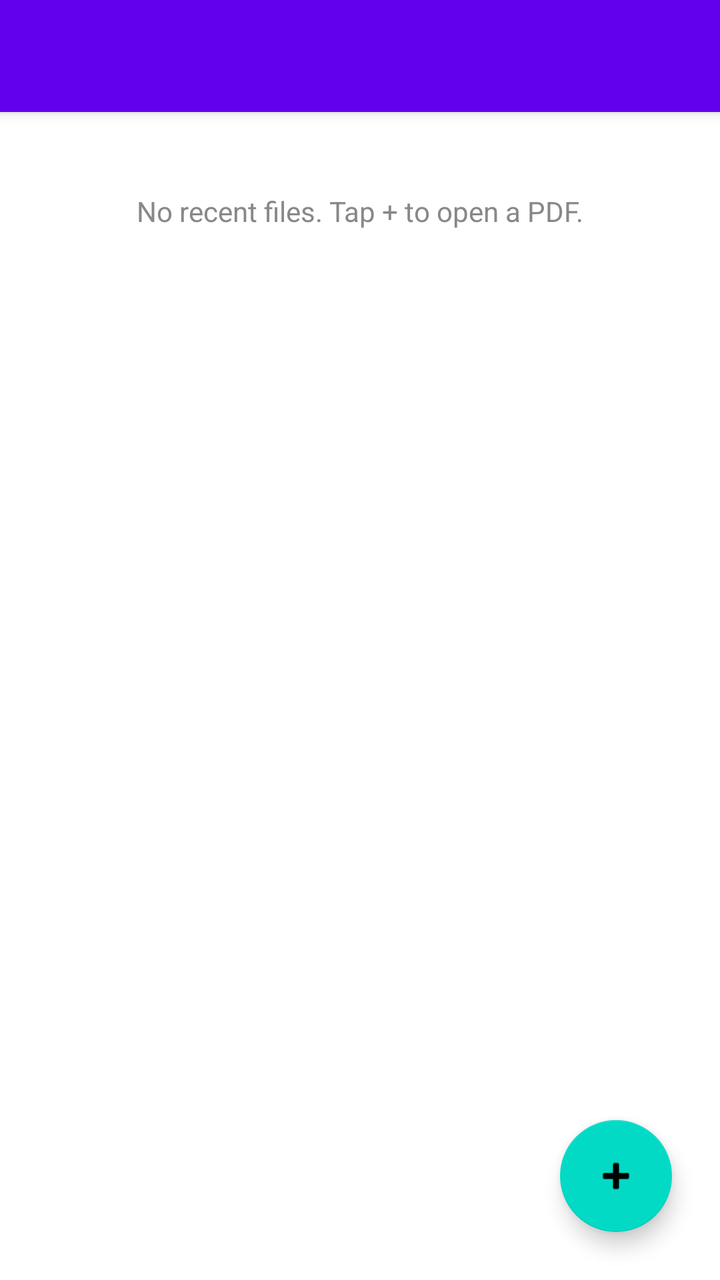
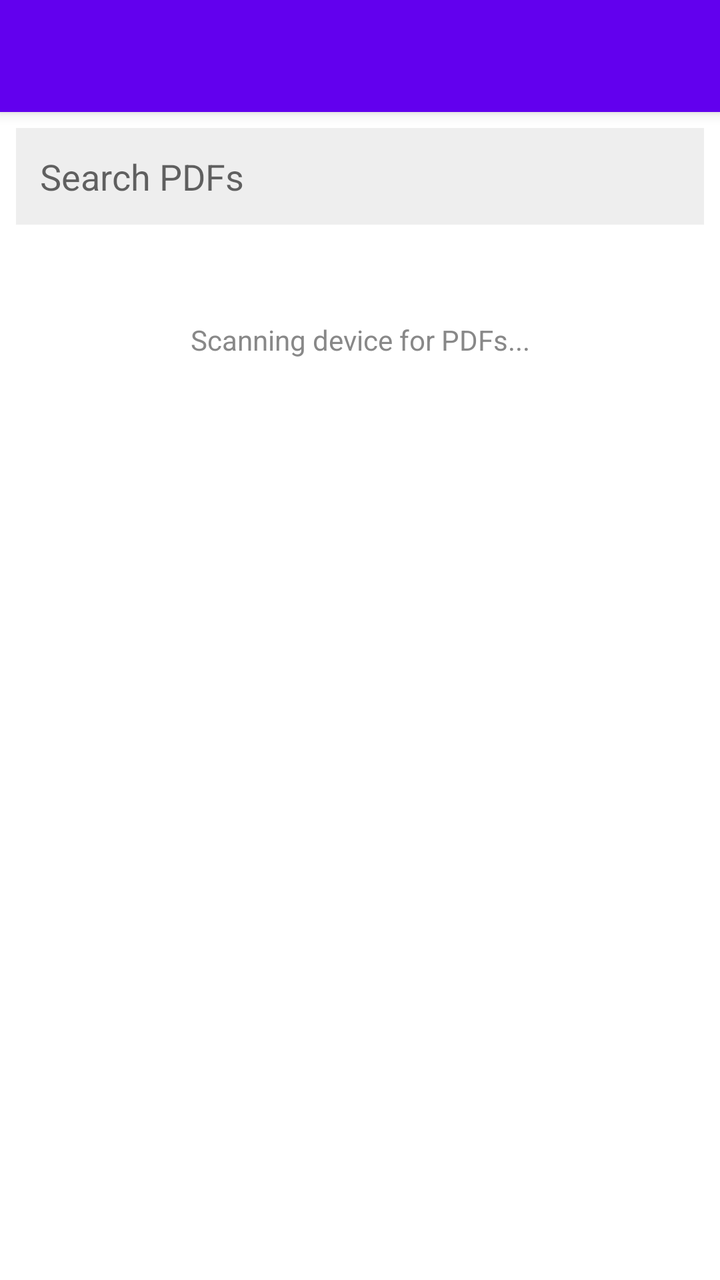

Two renders of the same Android screen: before a commit and after it. Below are the layout's source before the change and the commit's diff.
<!-- AndroidManifest.xml: application theme Theme.MaterialComponents.DayNight.NoActionBar -->
<!-- res/layout/activity_main.xml -->
<androidx.coordinatorlayout.widget.CoordinatorLayout
    xmlns:android="http://schemas.android.com/apk/res/android"
    android:layout_width="match_parent"
    android:layout_height="match_parent">

    <LinearLayout
        android:layout_width="match_parent"
        android:layout_height="match_parent"
        android:orientation="vertical">

        <androidx.appcompat.widget.Toolbar
            android:id="@+id/toolbar"
            android:layout_width="match_parent"
            android:layout_height="?attr/actionBarSize"
            android:background="?attr/colorPrimary"
            android:elevation="4dp"
            android:title="PDF Viewer"
            android:titleTextColor="@android:color/white" />

        <TextView
            android:id="@+id/emptyText"
            android:layout_width="match_parent"
            android:layout_height="wrap_content"
            android:layout_marginTop="40dp"
            android:gravity="center"
            android:text="No recent files. Tap + to open a PDF."
            android:textColor="#888" />

        <androidx.recyclerview.widget.RecyclerView
            android:id="@+id/recentList"
            android:layout_width="match_parent"
            android:layout_height="match_parent" />
    </LinearLayout>

    <com.google.android.material.floatingactionbutton.FloatingActionButton
        android:id="@+id/fabOpen"
        android:layout_width="wrap_content"
        android:layout_height="wrap_content"
        android:layout_gravity="bottom|end"
        android:layout_margin="24dp"
        android:src="@android:drawable/ic_input_add" />
</androidx.coordinatorlayout.widget.CoordinatorLayout>
<!-- resources referenced by this layout -->
<resources>

</resources>

<!-- the commit's change to res/layout/activity_main.xml (unified diff, before → after) -->
@@ -17,26 +17,38 @@
             android:title="PDF Viewer"
             android:titleTextColor="@android:color/white" />
 
+        <EditText
+            android:id="@+id/searchBox"
+            android:layout_width="match_parent"
+            android:layout_height="wrap_content"
+            android:layout_margin="8dp"
+            android:padding="12dp"
+            android:background="#EEEEEE"
+            android:hint="Search PDFs"
+            android:inputType="text"
+            android:singleLine="true" />
+
         <TextView
             android:id="@+id/emptyText"
             android:layout_width="match_parent"
             android:layout_height="wrap_content"
-            android:layout_marginTop="40dp"
+            android:layout_marginTop="24dp"
             android:gravity="center"
-            android:text="No recent files. Tap + to open a PDF."
+            android:padding="16dp"
+            android:text="Scanning device for PDFs..."
             android:textColor="#888" />
 
         <androidx.recyclerview.widget.RecyclerView
             android:id="@+id/recentList"
             android:layout_width="match_parent"
-            android:layout_height="match_parent" />
+            android:layout_height="0dp"
+            android:layout_weight="1" />
+
+        <FrameLayout
+            android:id="@+id/bannerContainer"
+            android:layout_width="match_parent"
+            android:layout_height="wrap_content"
+            android:gravity="center"
+            android:background="#F5F5F5" />
     </LinearLayout>
-
-    <com.google.android.material.floatingactionbutton.FloatingActionButton
-        android:id="@+id/fabOpen"
-        android:layout_width="wrap_content"
-        android:layout_height="wrap_content"
-        android:layout_gravity="bottom|end"
-        android:layout_margin="24dp"
-        android:src="@android:drawable/ic_input_add" />
 </androidx.coordinatorlayout.widget.CoordinatorLayout>
